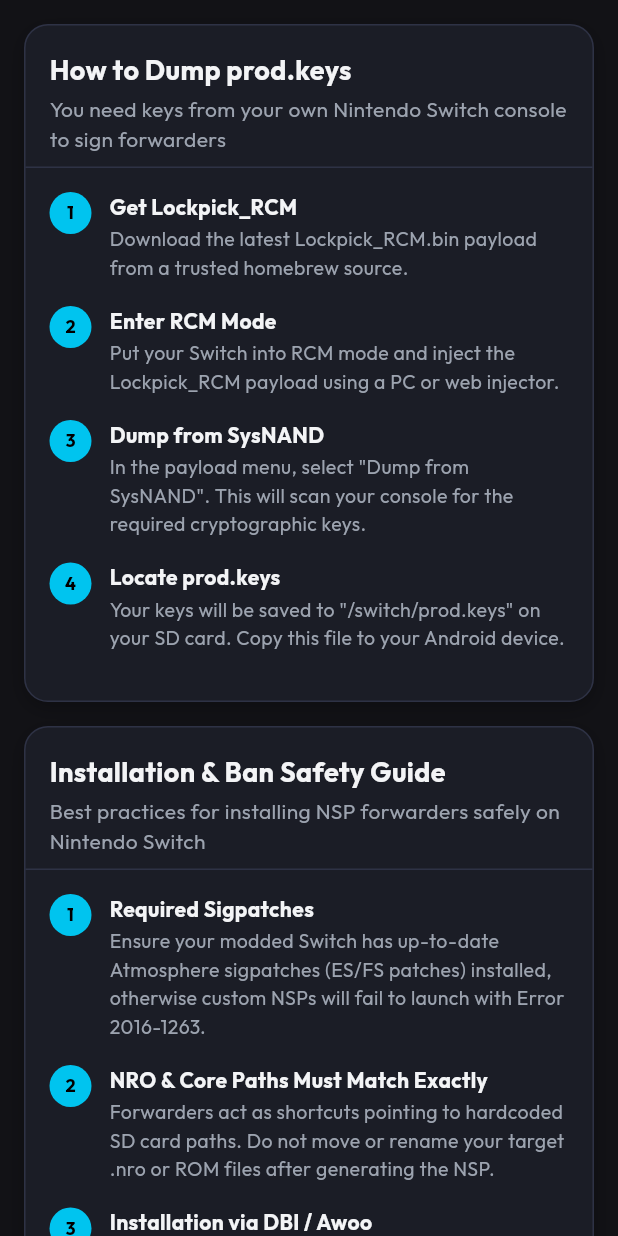
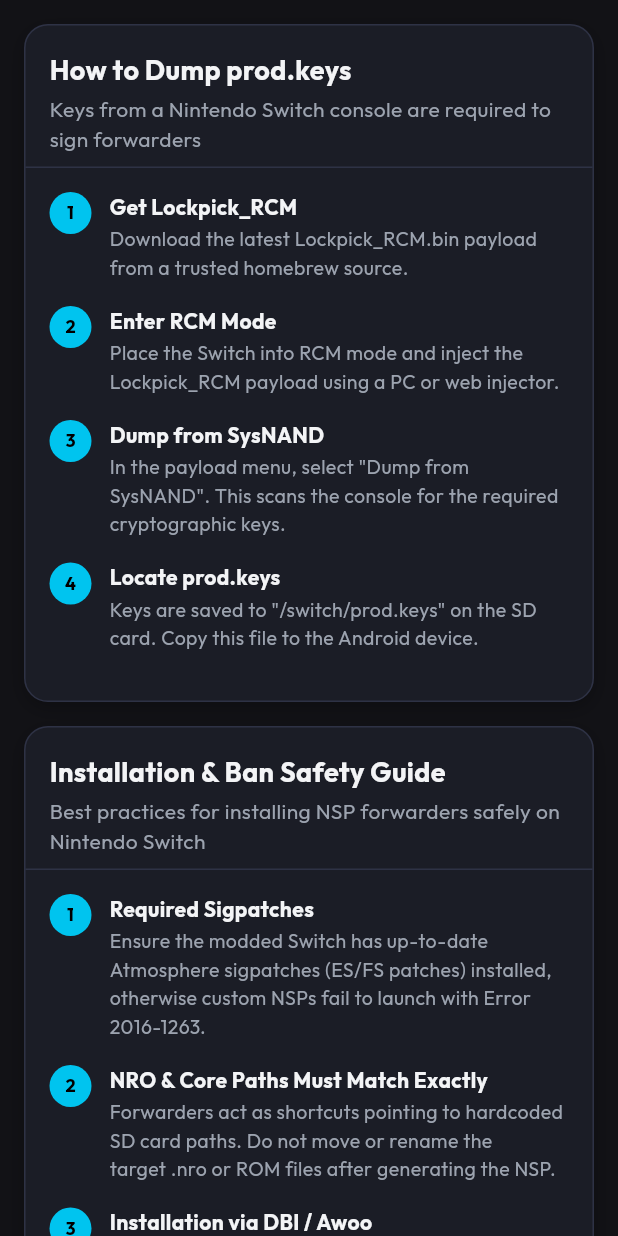
Before and after one commit to jxoesneon/NSPFF, a Flutter app: the GuideScreen widget shown alone on an empty page, opened directly, on a phone screen of 412 x 824 dp. Run offline on Flutter 3.47's test engine with Material 3 defaults, Android fonts, the phone set to English and light mode, and no system bars; our stand-ins replace file_picker, flutter_secure_storage, google_fonts, qr_flutter, shared_preferences; missing offline and left inert: iconic_morph; accounts and stored records are empty; key blocks and very long unbroken strings in the code were emptied for the run.

Commit message:
style: professional, reserved comments and user-facing copy
Remove first- and second-person language from code comments and UI copy.
Switch user-facing instructions and tooltips to neutral, impersonal phrasing.
Update matching widget tests and remove the audit qualifier from the
forwarder stub template class doc.

```diff
--- a/lib/services/forwarder_stub_template.dart
+++ b/lib/services/forwarder_stub_template.dart
@@ -8,7 +8,7 @@
 import 'pfs0_builder.dart';
 import 'romfs_builder.dart';
 
-/// Audited compiled ARM64 Nintendo Switch Homebrew Forwarder Payload & NPDM Template.
+/// Compiled ARM64 Nintendo Switch Homebrew Forwarder Payload & NPDM Template.
 ///
 /// Wraps the standard ARM64 forwarder binary stub ('main' executable in NSO0 format)
 /// and Nintendo Process Descriptor Meta ('main.npdm') with ACID/ACI0 capabilities.
--- a/lib/services/nacp_builder.dart
+++ b/lib/services/nacp_builder.dart
@@ -60,9 +60,9 @@
     // Video Capture: 0x3035 (0 = Disabled, 1 = Enabled, 2 = Automatic)
     buffer[0x3035] = config.videoCapture ? 0x01 : 0x00;
 
-    // Note: enableSvcDebug is an NPDM/ACID kernel capability, not an NACP
-    // field. NACP offset 0x3036 is DataLossConfirmation; we intentionally
-    // leave it at its default (0) to avoid misleading no-ops.
+    // enableSvcDebug is an NPDM/ACID kernel capability, not an NACP field.
+    // NACP offset 0x3036 is DataLossConfirmation; it is left at its default
+    // (0) to avoid misleading no-ops.
 
     // Logo Type: 0x30F0 (0 = Nintendo, 1 = Licensed by Nintendo, 2 = Distributed by Nintendo)
     buffer[0x30F0] = config.logoType.value & 0xFF;
--- a/lib/services/network_install_service.dart
+++ b/lib/services/network_install_service.dart
@@ -128,7 +128,7 @@
   }
 
   Stream<Uint8List> _fileStream(int start, int end, int chunkSize) async* {
-    // [File.openRead] treats [end] as exclusive, while our contract is
+    // [File.openRead] treats [end] as exclusive, while this contract is
     // inclusive, so pass end + 1.
     final stream = _file.openRead(start, end + 1);
     Uint8List? carry;
@@ -683,7 +683,7 @@
     <div class="instructions">
       <h2>Install on Nintendo Switch via DBI:</h2>
       <ol>
-        <li>Open <strong>DBI</strong> on your Nintendo Switch.</li>
+        <li>Open <strong>DBI</strong> on the Nintendo Switch.</li>
         <li>Select <strong>Install title from DBI backend / URL</strong>.</li>
         <li>Enter server URL: <code>$currentServerUrl</code></li>
       </ol>
--- a/lib/views/guide_screen.dart
+++ b/lib/views/guide_screen.dart
@@ -14,7 +14,7 @@
           SwitchCard(
             title: 'How to Dump prod.keys',
             subtitle:
-                'You need keys from your own Nintendo Switch console to sign forwarders',
+                'Keys from a Nintendo Switch console are required to sign forwarders',
             child: Column(
               crossAxisAlignment: CrossAxisAlignment.start,
               children: [
@@ -28,19 +28,19 @@
                   stepNumber: '2',
                   title: 'Enter RCM Mode',
                   description:
-                      'Put your Switch into RCM mode and inject the Lockpick_RCM payload using a PC or web injector.',
+                      'Place the Switch into RCM mode and inject the Lockpick_RCM payload using a PC or web injector.',
                 ),
                 _GuideStep(
                   stepNumber: '3',
                   title: 'Dump from SysNAND',
                   description:
-                      'In the payload menu, select "Dump from SysNAND". This will scan your console for the required cryptographic keys.',
+                      'In the payload menu, select "Dump from SysNAND". This scans the console for the required cryptographic keys.',
                 ),
                 _GuideStep(
                   stepNumber: '4',
                   title: 'Locate prod.keys',
                   description:
-                      'Your keys will be saved to "/switch/prod.keys" on your SD card. Copy this file to your Android device.',
+                      'Keys are saved to "/switch/prod.keys" on the SD card. Copy this file to the Android device.',
                 ),
               ],
             ),
@@ -56,19 +56,19 @@
                   stepNumber: '1',
                   title: 'Required Sigpatches',
                   description:
-                      'Ensure your modded Switch has up-to-date Atmosphere sigpatches (ES/FS patches) installed, otherwise custom NSPs will fail to launch with Error 2016-1263.',
+                      'Ensure the modded Switch has up-to-date Atmosphere sigpatches (ES/FS patches) installed, otherwise custom NSPs fail to launch with Error 2016-1263.',
                 ),
                 _GuideStep(
                   stepNumber: '2',
                   title: 'NRO & Core Paths Must Match Exactly',
                   description:
-                      'Forwarders act as shortcuts pointing to hardcoded SD card paths. Do not move or rename your target .nro or ROM files after generating the NSP.',
+                      'Forwarders act as shortcuts pointing to hardcoded SD card paths. Do not move or rename the target .nro or ROM files after generating the NSP.',
                 ),
                 _GuideStep(
                   stepNumber: '3',
                   title: 'Installation via DBI / Awoo',
                   description:
-                      'Copy the generated .nsp file to your SD card or install directly over USB/MTP using DBI Installer, Awoo, or Goldleaf.',
+                      'Copy the generated .nsp file to the SD card or install directly over USB/MTP using DBI Installer, Awoo, or Goldleaf.',
                 ),
                 _GuideStep(
                   stepNumber: '4',
--- a/lib/views/keys_manager_screen.dart
+++ b/lib/views/keys_manager_screen.dart
@@ -288,7 +288,7 @@
                                     fontSize: 13),
                               ),
                               Text(
-                                'Use Lockpick_RCM on your console to dump prod.keys. See the Guide tab for detailed steps.',
+                                'Use Lockpick_RCM on the console to dump prod.keys. See the Guide tab for detailed steps.',
                                 style: TextStyle(
                                     color: AppTheme.textSecondary,
                                     fontSize: 12),
@@ -307,7 +307,7 @@
           // Import & Edit Card
           SwitchCard(
             title: 'Import prod.keys',
-            subtitle: 'Select your prod.keys file or paste key content below',
+            subtitle: 'Select the prod.keys file or paste key content below',
             child: Column(
               children: [
                 OutlinedButton.icon(
--- a/lib/views/nro_forwarder_screen.dart
+++ b/lib/views/nro_forwarder_screen.dart
@@ -315,7 +315,7 @@
                         isPath: true,
                         prefixIcon: Icons.folder,
                         tooltip:
-                            'Exact path where the .nro executable resides on your SD card.',
+                            'Exact path where the .nro executable resides on the SD card.',
                         onChanged: (v) => setState(() {}),
                       ),
                       SwitchTextField(
--- a/lib/views/retroarch_forwarder_screen.dart
+++ b/lib/views/retroarch_forwarder_screen.dart
@@ -428,7 +428,7 @@
                           _onRomPathChanged(v);
                         },
                         tooltip:
-                            'Exact path to your ROM file on the Nintendo Switch SD card.',
+                            'Exact path to the ROM file on the Nintendo Switch SD card.',
                       ),
                       SwitchTextField(
                         label: 'RetroArch Core NRO Path',
--- a/lib/widgets/network_install_dialog.dart
+++ b/lib/widgets/network_install_dialog.dart
@@ -584,7 +584,7 @@
                     ),
                     const SizedBox(height: 6),
                     const Text(
-                      'Select your Switch title manager for step-by-step instructions. Both devices must be connected to the same Wi-Fi network.',
+                      'Select the Switch title manager for step-by-step instructions. Both devices must be connected to the same Wi-Fi network.',
                       style: TextStyle(
                         color: AppTheme.textSecondary,
                         fontSize: 11,
@@ -607,7 +607,7 @@
                         crossAxisAlignment: CrossAxisAlignment.start,
                         children: [
                           _buildStepRow(
-                              '1', 'Open DBI on your Nintendo Switch.'),
+                              '1', 'Open DBI on the Nintendo Switch.'),
                           _buildStepRow('2',
                               'Select "Install title from DBI backend / URL".'),
                           _buildStepRow('3',
@@ -669,7 +669,7 @@
                         crossAxisAlignment: CrossAxisAlignment.start,
                         children: [
                           _buildStepRow('1',
-                              'Open Tinfoil on your Switch and select "File Browser".'),
+                              'Open Tinfoil on the Switch and select "File Browser".'),
                           _buildStepRow('2',
                               'Press - (Minus) to add a new location with these settings:'),
                           const SizedBox(height: 6),
@@ -710,7 +710,7 @@
                         crossAxisAlignment: CrossAxisAlignment.start,
                         children: [
                           _buildStepRow('1',
-                              'Open Awoo Installer or TinWoo on your Switch.'),
+                              'Open Awoo Installer or TinWoo on the Switch.'),
                           _buildStepRow('2',
                               'Select "Install over LAN or internet" -> "Install from URL".'),
                           _buildStepRow(
@@ -770,7 +770,7 @@
                           SizedBox(width: 8),
                           Expanded(
                             child: Text(
-                              'Network Note: Both devices must be on the same local Wi-Fi network. If connection fails, ensure "AP Isolation" is disabled on your router, or connect your Switch to your phone\'s Wi-Fi Hotspot.',
+                              'Network Note: Both devices must be on the same local Wi-Fi network. If connection fails, ensure "AP Isolation" is disabled on the local router, or connect the Switch to a phone Wi-Fi hotspot.',
                               style: TextStyle(
                                 color: AppTheme.textMuted,
                                 fontSize: 10.5,
--- a/lib/widgets/title_id_input.dart
+++ b/lib/widgets/title_id_input.dart
@@ -25,7 +25,7 @@
     this.onChanged,
     this.label = 'Title ID (16-Hex)',
     this.tooltip =
-        '16-character hexadecimal unique identifier. Homebrew forwarders use 05XXXXXXXXXXXXXX to avoid collisions with official Nintendo titles.',
+        '16-character hexadecimal title ID. Homebrew forwarders typically use 05XXXXXXXXXXXXX0; the last nibble is the program index and should be 0 for the main program.',
     this.showBatchPreview = false,
     this.focusNode,
     this.autofocus = false,
```
Also changed, not shown: lib/services/nca_builder.dart (+4 -3 lines), 3 other files.
